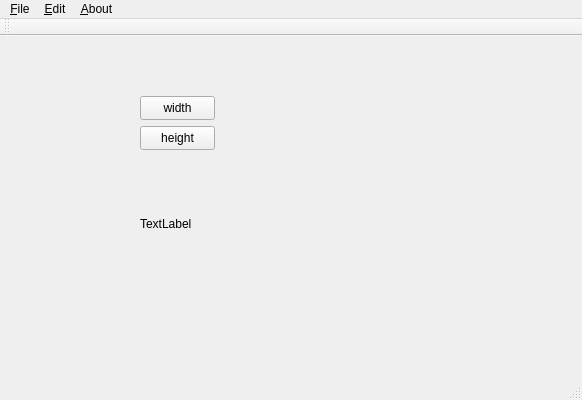
cstrikest/Pineter, file Pineter/Pineter.ui: the form before one commit.
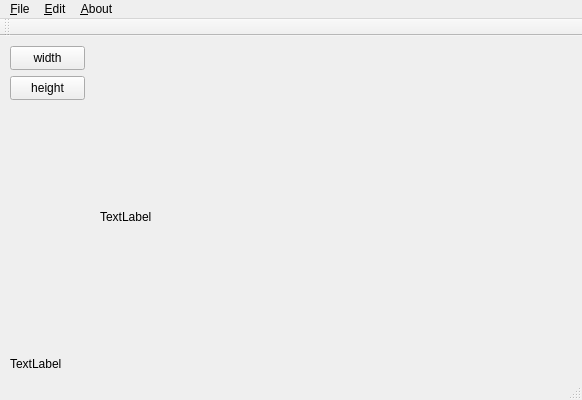
The form after the commit.

Patch:
```diff
--- a/Pineter/Pineter.ui
+++ b/Pineter/Pineter.ui
@@ -17,8 +17,8 @@
    <widget class="QLabel" name="stateLabel">
     <property name="geometry">
      <rect>
-      <x>140</x>
-      <y>180</y>
+      <x>10</x>
+      <y>320</y>
       <width>391</width>
       <height>16</height>
      </rect>
@@ -30,8 +30,8 @@
    <widget class="QPushButton" name="bw">
     <property name="geometry">
      <rect>
-      <x>140</x>
-      <y>60</y>
+      <x>10</x>
+      <y>10</y>
       <width>75</width>
       <height>24</height>
      </rect>
@@ -43,8 +43,8 @@
    <widget class="QPushButton" name="bh">
     <property name="geometry">
      <rect>
-      <x>140</x>
-      <y>90</y>
+      <x>10</x>
+      <y>40</y>
       <width>75</width>
       <height>24</height>
      </rect>
@@ -53,6 +53,19 @@
      <string>height</string>
     </property>
    </widget>
+   <widget class="QLabel" name="imageLabel">
+    <property name="geometry">
+     <rect>
+      <x>100</x>
+      <y>90</y>
+      <width>331</width>
+      <height>181</height>
+     </rect>
+    </property>
+    <property name="text">
+     <string>TextLabel</string>
+    </property>
+   </widget>
   </widget>
   <widget class="QMenuBar" name="menuBar">
    <property name="geometry">
```
Left out of the diff: 24 changed lines with no effect on the pictures.
